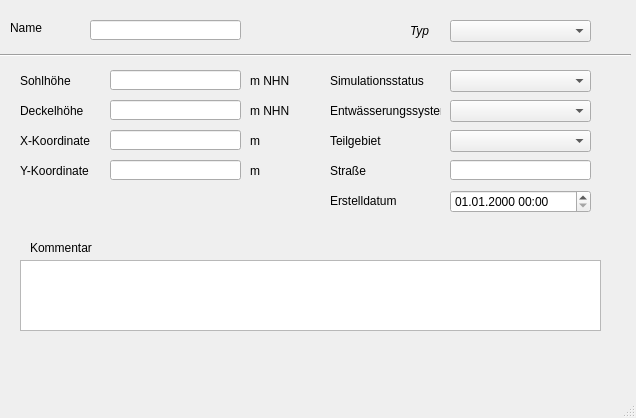
Old version of the form qkan/forms/qkan_speicher.ui in the repository hoettges/QKan.
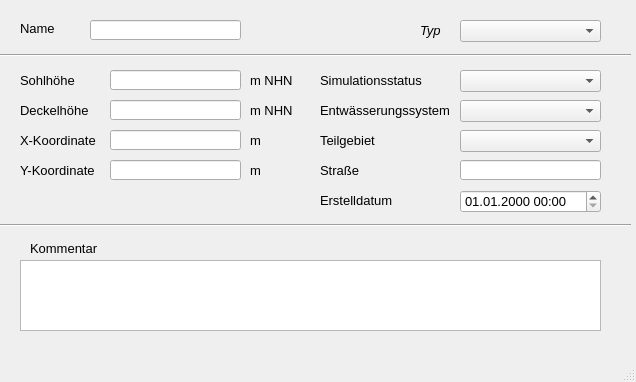
New version of the form. Custom widgets are drawn as their Qt base class.

What changed in the file:
```diff
--- a/qkan/forms/qkan_speicher.ui
+++ b/qkan/forms/qkan_speicher.ui
@@ -7,12 +7,13 @@
     <x>0</x>
     <y>0</y>
     <width>636</width>
-    <height>418</height>
+    <height>382</height>
    </rect>
   </property>
   <property name="font">
    <font>
     <family>Tahoma</family>
+    <pointsize>10</pointsize>
    </font>
   </property>
   <property name="windowTitle">
@@ -22,9 +23,9 @@
    <widget class="QLabel" name="label">
     <property name="geometry">
      <rect>
-      <x>10</x>
+      <x>20</x>
       <y>20</y>
-      <width>46</width>
+      <width>60</width>
       <height>16</height>
      </rect>
     </property>
@@ -63,7 +64,7 @@
      <rect>
       <x>20</x>
       <y>100</y>
-      <width>71</width>
+      <width>90</width>
       <height>21</height>
      </rect>
     </property>
@@ -76,7 +77,7 @@
      <rect>
       <x>20</x>
       <y>130</y>
-      <width>71</width>
+      <width>90</width>
       <height>21</height>
      </rect>
     </property>
@@ -115,7 +116,7 @@
      <rect>
       <x>20</x>
       <y>160</y>
-      <width>71</width>
+      <width>90</width>
       <height>21</height>
      </rect>
     </property>
@@ -128,7 +129,7 @@
      <rect>
       <x>20</x>
       <y>70</y>
-      <width>71</width>
+      <width>90</width>
       <height>21</height>
      </rect>
     </property>
@@ -165,9 +166,9 @@
    <widget class="QLabel" name="label_20">
     <property name="geometry">
      <rect>
-      <x>330</x>
+      <x>320</x>
       <y>70</y>
-      <width>111</width>
+      <width>130</width>
       <height>21</height>
      </rect>
     </property>
@@ -178,9 +179,9 @@
    <widget class="QLabel" name="label_71">
     <property name="geometry">
      <rect>
-      <x>330</x>
+      <x>320</x>
       <y>190</y>
-      <width>71</width>
+      <width>90</width>
       <height>21</height>
      </rect>
     </property>
@@ -191,9 +192,9 @@
    <widget class="QLabel" name="label_40">
     <property name="geometry">
      <rect>
-      <x>330</x>
+      <x>320</x>
       <y>100</y>
-      <width>111</width>
+      <width>130</width>
       <height>21</height>
      </rect>
     </property>
@@ -260,7 +261,7 @@
    <widget class="QComboBox" name="simstatus">
     <property name="geometry">
      <rect>
-      <x>450</x>
+      <x>460</x>
       <y>70</y>
       <width>141</width>
       <height>22</height>
@@ -270,7 +271,7 @@
    <widget class="QComboBox" name="entwart">
     <property name="geometry">
      <rect>
-      <x>450</x>
+      <x>460</x>
       <y>100</y>
       <width>141</width>
       <height>22</height>
@@ -290,9 +291,9 @@
    <widget class="QLabel" name="label_2">
     <property name="geometry">
      <rect>
-      <x>330</x>
+      <x>320</x>
       <y>160</y>
-      <width>46</width>
+      <width>65</width>
       <height>21</height>
      </rect>
     </property>
@@ -303,9 +304,9 @@
    <widget class="QLabel" name="label_13">
     <property name="geometry">
      <rect>
-      <x>330</x>
+      <x>320</x>
       <y>130</y>
-      <width>71</width>
+      <width>90</width>
       <height>21</height>
      </rect>
     </property>
@@ -319,7 +320,7 @@
    <widget class="QComboBox" name="teilgebiet">
     <property name="geometry">
      <rect>
-      <x>450</x>
+      <x>460</x>
       <y>130</y>
       <width>141</width>
       <height>22</height>
@@ -329,7 +330,7 @@
    <widget class="QLabel" name="label_21">
     <property name="geometry">
      <rect>
-      <x>410</x>
+      <x>420</x>
       <y>20</y>
       <width>31</width>
       <height>21</height>
@@ -348,7 +349,7 @@
    <widget class="QComboBox" name="schachttyp">
     <property name="geometry">
      <rect>
-      <x>450</x>
+      <x>460</x>
       <y>20</y>
       <width>141</width>
       <height>22</height>
@@ -373,7 +374,7 @@
    <widget class="QLineEdit" name="strasse">
     <property name="geometry">
      <rect>
-      <x>450</x>
+      <x>460</x>
       <y>160</y>
       <width>141</width>
       <height>20</height>
@@ -383,7 +384,7 @@
    <widget class="QgsDateTimeEdit" name="createdat">
     <property name="geometry">
      <rect>
-      <x>450</x>
+      <x>460</x>
       <y>190</y>
       <width>141</width>
       <height>23</height>
@@ -396,6 +397,19 @@
      <string>dd.MM.yyyy HH:mm</string>
     </property>
    </widget>
+   <widget class="Line" name="line_2">
+    <property name="geometry">
+     <rect>
+      <x>0</x>
+      <y>210</y>
+      <width>631</width>
+      <height>31</height>
+     </rect>
+    </property>
+    <property name="orientation">
+     <enum>Qt::Horizontal</enum>
+    </property>
+   </widget>
   </widget>
   <widget class="QMenuBar" name="menubar">
    <property name="geometry">
```
